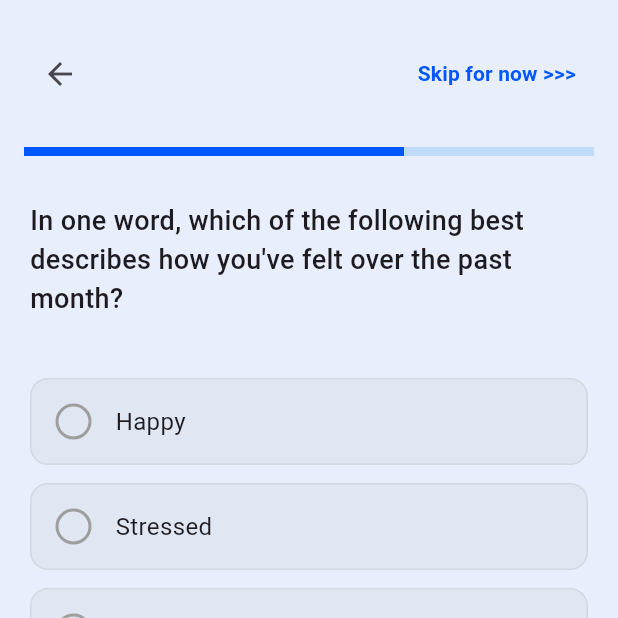
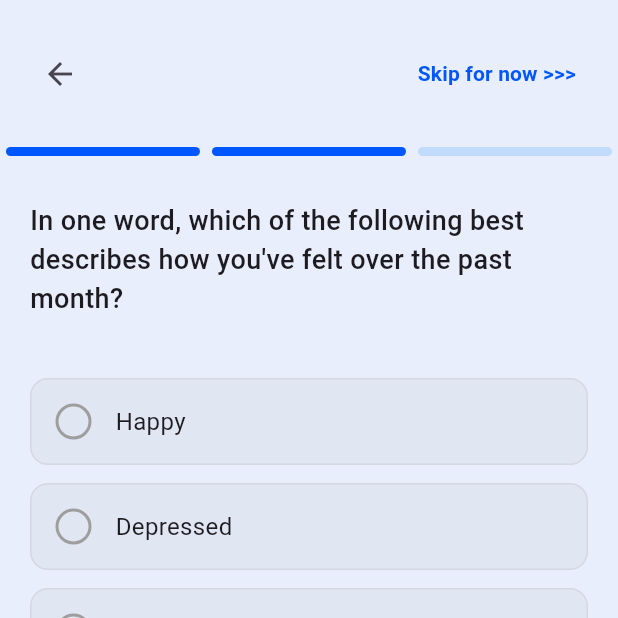
Before and after one commit to pavellsan8/serene_app_ui, a Flutter app: the QuestionnaireScreen screen opened by its route, after a tap on "Continue", on a phone screen of 412 x 824 dp, the top half of it. Run offline on Flutter 3.47's test engine with Material 3 defaults, Android fonts, the light colour scheme and no system bars.

Commit message:
Update mvvm in questionnaire page

```diff
--- /dev/null
+++ b/lib/viewmodels/questionnaire/mood_page_viewmodel.dart
@@ -0,0 +1,12 @@
+import 'package:flutter/material.dart';
+
+class MoodViewModel extends ChangeNotifier {
+  String? selectedMood;
+
+  void selectMood(String mood) {
+    selectedMood = mood;
+    notifyListeners();
+  }
+
+  bool get isMoodSelected => selectedMood != null;
+}
--- /dev/null
+++ b/lib/viewmodels/questionnaire/questionnaire_viewmodel.dart
@@ -0,0 +1,58 @@
+import 'package:flutter/material.dart';
+
+class QuestionnaireViewModel extends ChangeNotifier {
+  final PageController pageController = PageController();
+  int currentPage = 0;
+  int selectedFeelingValue = 3;
+  String? selectedMoodOption;
+  final List<String> selectedEmotions = [];
+
+  void goToNextPage() {
+    if (currentPage < 2) {
+      pageController.nextPage(
+        duration: const Duration(milliseconds: 300),
+        curve: Curves.easeInOut,
+      );
+      currentPage++;
+      notifyListeners();
+    } else {
+      // Handle completion
+    }
+  }
+
+  void goToPreviousPage() {
+    if (currentPage > 0) {
+      pageController.previousPage(
+        duration: const Duration(milliseconds: 300),
+        curve: Curves.easeInOut,
+      );
+      currentPage--;
+      notifyListeners();
+    }
+  }
+
+  void updateFeelingValue(int value) {
+    selectedFeelingValue = value;
+    notifyListeners();
+  }
+
+  void updateMoodOption(String mood) {
+    selectedMoodOption = mood;
+    notifyListeners();
+  }
+
+  void toggleEmotion(String emotion) {
+    if (selectedEmotions.contains(emotion)) {
+      selectedEmotions.remove(emotion);
+    } else {
+      selectedEmotions.add(emotion);
+    }
+    notifyListeners();
+  }
+
+  @override
+  void dispose() {
+    pageController.dispose();
+    super.dispose();
+  }
+}
--- a/lib/views/questionnaire/pages/emotion_page.dart
+++ b/lib/views/questionnaire/pages/emotion_page.dart
@@ -1,43 +1,40 @@
 import 'package:flutter/material.dart';
-import 'package:serene_app/utils/colors.dart';
+import 'package:provider/provider.dart';
 
 import '../../../widgets/questionnaire/continue_btn_widget.dart';
+import '../../../widgets/questionnaire/emotion_chip_widget.dart';
+import '../../../viewmodels/questionnaire/emotion_page_viewmodel.dart';
 
 class EmotionsPage extends StatelessWidget {
-  final List<String> selectedEmotions;
-  final Function(String) onEmotionToggled;
   final VoidCallback onContinue;
 
-  const EmotionsPage({
-    super.key,
-    required this.selectedEmotions,
-    required this.onEmotionToggled,
-    required this.onContinue,
-  });
+  const EmotionsPage({super.key, required this.onContinue});
 
   @override
   Widget build(BuildContext context) {
+    final emotionsViewModel = Provider.of<EmotionViewModel>(context);
+
     final emotionOptions = [
-      {'text': 'Excited', 'color': Colors.white},
-      {'text': 'Energetic', 'color': Colors.white},
-      {'text': 'Confident', 'color': Colors.white},
-      {'text': 'Joyful', 'color': Colors.white},
-      {'text': 'Calm', 'color': Colors.white},
-      {'text': 'Peaceful', 'color': Colors.white},
-      {'text': 'Grateful', 'color': Colors.white},
-      {'text': 'Relaxed', 'color': Colors.white},
-      {'text': 'Bored', 'color': Colors.white},
-      {'text': 'Lonely', 'color': Colors.white},
-      {'text': 'Empty', 'color': Colors.white},
-      {'text': 'Overwhelmed', 'color': Colors.white},
-      {'text': 'Sad', 'color': Colors.white},
-      {'text': 'Anxious', 'color': Colors.white},
-      {'text': 'Drained', 'color': Colors.white},
-      {'text': 'Frustrated', 'color': Colors.white},
-      {'text': 'Worried', 'color': Colors.white},
-      {'text': 'Pessimistic', 'color': Colors.white},
-      {'text': 'Lost', 'color': Colors.white},
-      {'text': 'Hopeless', 'color': Colors.white},
+      'Excited',
+      'Energetic',
+      'Confident',
+      'Joyful',
+      'Calm',
+      'Peaceful',
+      'Grateful',
+      'Relaxed',
+      'Bored',
+      'Lonely',
+      'Empty',
+      'Overwhelmed',
+      'Sad',
+      'Anxious',
+      'Drained',
+      'Frustrated',
+      'Worried',
+      'Pessimistic',
+      'Lost',
+      'Hopeless',
     ];
 
     return Padding(
@@ -47,20 +44,19 @@ class EmotionsPage extends StatelessWidget {
         children: [
           const Text(
             "You can take whatever you like, what you want to know or whatever, and feel free to take it!",
-            style: TextStyle(
-              fontSize: 18,
-              fontWeight: FontWeight.w500,
-            ),
+            style: TextStyle(fontSize: 18, fontWeight: FontWeight.w500),
           ),
           const SizedBox(height: 32),
           Expanded(
             child: Wrap(
               spacing: 8,
               runSpacing: 10,
-              children: emotionOptions.map((emotion) => _buildEmotionChip(
-                emotion['text'] as String,
-                emotion['color'] as Color,
-              )).toList(),
+              children: emotionOptions
+                  .map((emotion) => EmotionChipWidget(
+                        emotion: emotion,
+                        viewModel: emotionsViewModel,
+                      ))
+                  .toList(),
             ),
           ),
           ContinueButton(onPressed: onContinue),
@@ -68,35 +64,4 @@ class EmotionsPage extends StatelessWidget {
       ),
     );
   }
-
-  Widget _buildEmotionChip(String emotion, Color color) {
-    final isSelected = selectedEmotions.contains(emotion);
-    final isColoredChip = color != Colors.white;
-
-    return GestureDetector(
-      onTap: () => onEmotionToggled(emotion),
-      child: Container(
-        padding: const EdgeInsets.symmetric(horizontal: 16, vertical: 10),
-        decoration: BoxDecoration(
-          color: isColoredChip ? color : Colors.white,
-          borderRadius: BorderRadius.circular(20),
-          border: Border.all(
-            color: isColoredChip
-                ? color
-                : isSelected ? AppColors.buttonColor : Colors.grey.shade300,
-            width: 1,
-          ),
-        ),
-        child: Text(
-          emotion,
-          style: TextStyle(
-            color: isColoredChip
-                ? Colors.white
-                : isSelected ? AppColors.buttonColor : Colors.black,
-            fontWeight: isSelected ? FontWeight.bold : FontWeight.normal,
-          ),
-        ),
-      ),
-    );
-  }
 }
--- a/lib/views/questionnaire/pages/feeling_page.dart
+++ b/lib/views/questionnaire/pages/feeling_page.dart
@@ -1,23 +1,20 @@
 import 'package:flutter/material.dart';
+import 'package:provider/provider.dart';
 import 'package:serene_app/utils/colors.dart';
 
 import '../../../widgets/questionnaire/continue_btn_widget.dart';
 import '../../../widgets/questionnaire/feeling_meter_widget.dart';
+import '../../../viewmodels/questionnaire/feeling_page_viewmodel.dart';
 
 class FeelingPage extends StatelessWidget {
-  final int selectedValue;
-  final Function(int) onValueChanged;
   final VoidCallback onContinue;
 
-  const FeelingPage({
-    super.key,
-    required this.selectedValue,
-    required this.onValueChanged,
-    required this.onContinue,
-  });
+  const FeelingPage({super.key, required this.onContinue});
 
   @override
   Widget build(BuildContext context) {
+    return Consumer<FeelingViewModel>(
+      builder: (context, viewModel, child) {
         return Padding(
           padding: const EdgeInsets.all(20.0),
           child: Column(
@@ -25,14 +22,11 @@ class FeelingPage extends StatelessWidget {
             children: [
               const Text(
                 "We'd love to know how you're doing right now. Please tell us from 1 to 5 how do you feel right now.",
-            style: TextStyle(
-              fontSize: 18,
-              fontWeight: FontWeight.w500,
-            ),
+                style: TextStyle(fontSize: 18, fontWeight: FontWeight.w500),
               ),
               const SizedBox(height: 48),
               Text(
-            selectedValue.toString(),
+                viewModel.selectedValue.toString(),
                 style: const TextStyle(
                   fontSize: 32,
                   fontWeight: FontWeight.bold,
@@ -41,22 +35,21 @@ class FeelingPage extends StatelessWidget {
               ),
               const SizedBox(height: 16),
               FeelingMeterWidget(
-            selectedValue: selectedValue,
-            onValueChanged: onValueChanged,
+                selectedValue: viewModel.selectedValue,
+                onValueChanged: viewModel.updateFeelingValue,
               ),
               const SizedBox(height: 64),
               const Text(
                 "Well done! From this meter you can know whether it is good or bad, but with our help you can improve it even better",
                 textAlign: TextAlign.center,
-            style: TextStyle(
-              fontSize: 16,
-              fontWeight: FontWeight.w600,
-            ),
+                style: TextStyle(fontSize: 16, fontWeight: FontWeight.w600),
               ),
               const Spacer(),
               ContinueButton(onPressed: onContinue),
             ],
           ),
         );
+      },
+    );
   }
 }
--- a/lib/views/questionnaire/pages/mood_page.dart
+++ b/lib/views/questionnaire/pages/mood_page.dart
@@ -1,23 +1,20 @@
 import 'package:flutter/material.dart';
+import 'package:provider/provider.dart';
 
 import '../../../utils/colors.dart';
 import '../../../widgets/questionnaire/continue_btn_widget.dart';
+import '../../../viewmodels/questionnaire/mood_page_viewmodel.dart';
 
 class MoodPage extends StatelessWidget {
-  final String? selectedMood;
-  final Function(String) onMoodSelected;
   final VoidCallback onContinue;
 
-  const MoodPage({
-    super.key,
-    required this.selectedMood,
-    required this.onMoodSelected,
-    required this.onContinue,
-  });
+  const MoodPage({super.key, required this.onContinue});
 
   @override
   Widget build(BuildContext context) {
-    final moodOptions = ['Happy', 'Stressed', 'Tired', 'Anxious', 'Empty'];
+    final moodViewModel = Provider.of<MoodViewModel>(context);
+
+    final moodOptions = ['Happy', 'Depressed', 'Tired', 'Anxious', 'Empty'];
 
     return Padding(
       padding: const EdgeInsets.all(20.0),
@@ -35,31 +32,31 @@ class MoodPage extends StatelessWidget {
           ...moodOptions
               .map((option) => Padding(
                     padding: const EdgeInsets.only(bottom: 12.0),
-                    child: _buildMoodOption(option),
+                    child: _buildMoodOption(option, moodViewModel),
                   ))
               .toList(),
           const Spacer(),
-          ContinueButton(onPressed: onContinue),
+          ContinueButton(
+            onPressed: moodViewModel.isMoodSelected ? onContinue : () {},
+          ),
         ],
       ),
     );
   }
 
-  Widget _buildMoodOption(String option) {
+  Widget _buildMoodOption(String option, MoodViewModel viewModel) {
     return InkWell(
-      onTap: () {
-        onMoodSelected(option);
-      },
+      onTap: () => viewModel.selectMood(option),
       child: Container(
         width: double.infinity,
         padding: const EdgeInsets.symmetric(vertical: 16.0),
         decoration: BoxDecoration(
-          color: selectedMood == option
+          color: viewModel.selectedMood == option
               ? AppColors.buttonColor.withOpacity(0.1)
               : Colors.grey.withOpacity(0.1),
           borderRadius: BorderRadius.circular(12.0),
           border: Border.all(
-            color: selectedMood == option
+            color: viewModel.selectedMood == option
                 ? AppColors.buttonColor
                 : Colors.grey.withOpacity(0.2),
             width: 1.0,
@@ -74,13 +71,16 @@ class MoodPage extends StatelessWidget {
               decoration: BoxDecoration(
                 shape: BoxShape.circle,
                 border: Border.all(
-                  color: selectedMood == option ? AppColors.buttonColor : Colors.grey,
+                  color: viewModel.selectedMood == option
+                      ? AppColors.buttonColor
+                      : Colors.grey,
                   width: 2.0,
                 ),
-                color:
-                    selectedMood == option ? AppColors.buttonColor : Colors.transparent,
+                color: viewModel.selectedMood == option
+                    ? AppColors.buttonColor
+                    : Colors.transparent,
               ),
-              child: selectedMood == option
+              child: viewModel.selectedMood == option
                   ? const Icon(
                       Icons.check,
                       size: 16,
@@ -93,8 +93,9 @@ class MoodPage extends StatelessWidget {
               option,
               style: TextStyle(
                 fontSize: 16,
-                fontWeight:
-                    selectedMood == option ? FontWeight.w600 : FontWeight.w400,
+                fontWeight: viewModel.selectedMood == option
+                    ? FontWeight.w600
+                    : FontWeight.w400,
               ),
             ),
           ],
--- a/lib/views/questionnaire/questionnaire_view.dart
+++ b/lib/views/questionnaire/questionnaire_view.dart
@@ -1,97 +1,44 @@
 import 'package:flutter/material.dart';
+import 'package:provider/provider.dart';
+import '../../utils/colors.dart';
 
-import '../../utils/colors.dart';
+import '../../viewmodels/questionnaire/questionnaire_viewmodel.dart';
 import '../../views/questionnaire/pages/feeling_page.dart';
 import '../../views/questionnaire/pages/mood_page.dart';
 import '../../views/questionnaire/pages/emotion_page.dart';
 
-class QuestionnaireScreen extends StatefulWidget {
+class QuestionnaireScreen extends StatelessWidget {
   const QuestionnaireScreen({super.key});
 
   @override
-  State<QuestionnaireScreen> createState() => _QuestionnaireScreenState();
-}
+  Widget build(BuildContext context) {
+    final viewModel = Provider.of<QuestionnaireViewModel>(context);
 
-class _QuestionnaireScreenState extends State<QuestionnaireScreen> {
-  final PageController _pageController = PageController();
-  int _currentPage = 0;
-  int _selectedFeelingValue = 3;
-  String? _selectedMoodOption;
-  final List<String> _selectedEmotions = [];
-
-  @override
-  void dispose() {
-    _pageController.dispose();
-    super.dispose();
-  }
-
-  void _goToNextPage() {
-    if (_currentPage < 2) {
-      _pageController.nextPage(
-        duration: const Duration(milliseconds: 300),
-        curve: Curves.easeInOut,
-      );
-    } else {
-      ScaffoldMessenger.of(context).showSnackBar(
-        const SnackBar(content: Text('Questionnaire completed!')),
-      );
-    }
-  }
-
-  void updateFeelingValue(int value) {
-    setState(() {
-      _selectedFeelingValue = value;
-    });
-  }
-
-  void updateMoodOption(String mood) {
-    setState(() {
-      _selectedMoodOption = mood;
-    });
-  }
-
-  void toggleEmotion(String emotion) {
-    setState(() {
-      if (_selectedEmotions.contains(emotion)) {
-        _selectedEmotions.remove(emotion);
-      } else {
-        _selectedEmotions.add(emotion);
-      }
-    });
-  }
-
-  @override
-  Widget build(BuildContext context) {
     return Scaffold(
       backgroundColor: AppColors.backgroundColor,
       body: SafeArea(
         child: Column(
           children: [
-            // Header with back button and skip button
+            // Header
             Padding(
-              padding:
-                  const EdgeInsets.symmetric(vertical: 25.0, horizontal: 16.0),
+              padding: const EdgeInsets.symmetric(
+                vertical: 25.0,
+                horizontal: 16.0,
+              ),
               child: Stack(
                 children: [
                   Align(
                     alignment: Alignment.centerLeft,
                     child: Opacity(
-                      opacity: _currentPage > 0 ? 1.0 : 0.0,
+                      opacity: viewModel.currentPage > 0 ? 1.0 : 0.0,
                       child: IconButton(
                         icon: const Icon(Icons.arrow_back),
-                        onPressed: _currentPage > 0
-                            ? () {
-                                _pageController.previousPage(
-                                  duration: const Duration(milliseconds: 300),
-                                  curve: Curves.easeInOut,
-                                );
-                              }
+                        onPressed: viewModel.currentPage > 0
+                            ? viewModel.goToPreviousPage
                             : null,
                       ),
                     ),
                   ),
-
-                  // Skip button - always centered in its area
                   Align(
                     alignment: Alignment.centerRight,
                     child: TextButton(
@@ -111,49 +58,36 @@ class _QuestionnaireScreenState extends State<QuestionnaireScreen> {
               ),
             ),
 
-            // Progress indicator below the header
-            Padding(
-              padding: const EdgeInsets.symmetric(horizontal: 16.0),
-              child: LinearProgressIndicator(
-                value: (_currentPage + 1) / 3,
-                backgroundColor: Colors.blue.withOpacity(0.2),
-                color: AppColors.buttonColor,
-                minHeight: 6,
-              ),
+            // Progress Bar
+            Row(
+              mainAxisAlignment: MainAxisAlignment.center,
+              children: List.generate(3, (index) {
+                return Expanded(
+                  child: Container(
+                    margin: const EdgeInsets.symmetric(horizontal: 4.0),
+                    height: 6,
+                    decoration: BoxDecoration(
+                      color: viewModel.currentPage >= index
+                          ? AppColors.buttonColor
+                          : Colors.blue.withOpacity(0.2),
+                      borderRadius: BorderRadius.circular(4),
+                    ),
+                  ),
+                );
+              }),
             ),
 
             const SizedBox(height: 10),
+
+            // PageView
             Expanded(
               child: PageView(
-                controller: _pageController,
-                onPageChanged: (index) {
-                  setState(() {
-                    _currentPage = index;
-                  });
-                },
-                physics:
-                    const NeverScrollableScrollPhysics(),
+                controller: viewModel.pageController,
+                physics: const NeverScrollableScrollPhysics(),
                 children: [
-                  // First page - Feeling meter
-                  FeelingPage(
-                    selectedValue: _selectedFeelingValue,
-                    onValueChanged: updateFeelingValue,
-                    onContinue: _goToNextPage,
-                  ),
-
-                  // Second page - Mood selection
-                  MoodPage(
-                    selectedMood: _selectedMoodOption,
-                    onMoodSelected: updateMoodOption,
-                    onContinue: _goToNextPage,
-                  ),
-
-                  // Third page - Emotions selection
-                  EmotionsPage(
-                    selectedEmotions: _selectedEmotions,
-                    onEmotionToggled: toggleEmotion,
-                    onContinue: _goToNextPage,
-                  ),
+                  FeelingPage(onContinue: viewModel.goToNextPage),
+                  MoodPage(onContinue: viewModel.goToNextPage),
+                  EmotionsPage(onContinue: viewModel.goToNextPage),
                 ],
               ),
             ),
--- /dev/null
+++ b/lib/widgets/questionnaire/emotion_chip_widget.dart
@@ -0,0 +1,42 @@
+import 'package:flutter/material.dart';
+
+import '../../utils/colors.dart';
+import '../../viewmodels/questionnaire/emotion_page_viewmodel.dart';
+
+class EmotionChipWidget extends StatelessWidget {
+  final String emotion;
+  final EmotionViewModel viewModel;
+
+  const EmotionChipWidget({
+    super.key,
+    required this.emotion,
+    required this.viewModel,
+  });
+
+  @override
+  Widget build(BuildContext context) {
+    final isSelected = viewModel.isEmotionSelected(emotion);
+
+    return GestureDetector(
+      onTap: () => viewModel.toggleEmotion(emotion),
+      child: Container(
+        padding: const EdgeInsets.symmetric(horizontal: 16, vertical: 10),
+        decoration: BoxDecoration(
+          color: isSelected ? AppColors.buttonColor : Colors.white,
+          borderRadius: BorderRadius.circular(20),
+          border: Border.all(
+            color: isSelected ? AppColors.buttonColor : Colors.grey.shade300,
+            width: 1,
+          ),
+        ),
+        child: Text(
+          emotion,
+          style: TextStyle(
+            color: isSelected ? Colors.white : Colors.black,
+            fontWeight: isSelected ? FontWeight.bold : FontWeight.normal,
+          ),
+        ),
+      ),
+    );
+  }
+}
```
Also changed, not shown: lib/main.dart (+3 -12 lines), lib/utils/providers.dart (added, +23 -0 lines), lib/viewmodels/questionnaire/emotion_page_viewmodel.dart (added, +18 -0 lines), lib/viewmodels/questionnaire/feeling_page_viewmodel.dart (added, +12 -0 lines). Lines whose indentation alone changed are shown as unchanged.
